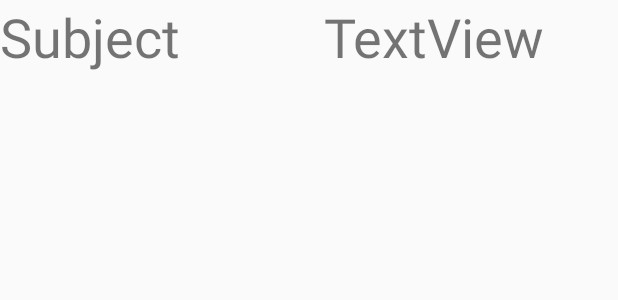
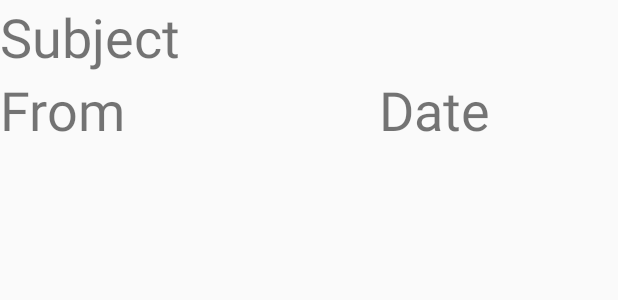
Before and after one commit to walkerwyl/email, an Android app: the layout list_item.xml on its own in the app's theme, with its tools: preview values and no code run, on a phone screen of 412 x 824 dp. Shown: the top 300 px of the screen. Run offline under Robolectric (Android 15) with nearby library versions, the phone set to English and light mode, and no system bars.

Commit message:
文本邮件展示界面完成

```diff
--- a/app/src/main/java/com/swufe/email/MainActivity.java
+++ b/app/src/main/java/com/swufe/email/MainActivity.java
@@ -10,6 +10,7 @@ import android.view.Menu;
 import com.google.android.material.floatingactionbutton.FloatingActionButton;
 import com.google.android.material.snackbar.Snackbar;
 import com.google.android.material.navigation.NavigationView;
+import com.swufe.email.ui.home.HomeFragment;
 
 import androidx.annotation.NonNull;
 import androidx.navigation.NavController;
@@ -55,6 +56,7 @@ public class MainActivity extends AppCompatActivity {
                 startActivity(writeEmailIntent);
             }
         });
+
 
 
         DrawerLayout drawer = findViewById(R.id.drawer_layout);
--- a/app/src/main/res/layout/list_item.xml
+++ b/app/src/main/res/layout/list_item.xml
@@ -4,26 +4,39 @@
     xmlns:tools="http://schemas.android.com/tools"
     android:layout_width="match_parent"
     android:layout_height="match_parent"
-    android:orientation="horizontal"
+    android:orientation="vertical"
     tools:context=".LoadActivity">
 
     <TextView
         android:id="@+id/text_subject"
-        android:layout_width="wrap_content"
+        android:layout_width="match_parent"
         android:layout_height="wrap_content"
-        android:layout_weight="2"
         android:text="Subject"
         android:textSize="36sp"
         />
 
-    <TextView
-        android:id="@+id/text_date"
-        android:layout_width="wrap_content"
-        android:layout_height="wrap_content"
-        android:layout_weight="1"
-        android:text="TextView"
-        android:textSize="36sp"
-        />
+    <LinearLayout
+        android:layout_width="match_parent"
+        android:layout_height="match_parent"
+        android:orientation="horizontal">
+
+        <TextView
+            android:id="@+id/text_from"
+            android:layout_width="wrap_content"
+            android:layout_height="wrap_content"
+            android:layout_weight="2"
+            android:text="From"
+            android:textSize="36sp" />
+
+        <TextView
+            android:id="@+id/text_date"
+            android:layout_width="wrap_content"
+            android:layout_height="wrap_content"
+            android:layout_weight="1"
+            android:text="Date"
+            android:textSize="36sp" />
+
+    </LinearLayout>
 
 
 </LinearLayout>
```
Also changed, not shown: app/src/main/AndroidManifest.xml (+4 -4 lines), app/src/main/java/com/swufe/email/LoadActivity.java (+4 -4 lines), app/src/main/java/com/swufe/email/data/GMTDate.java (added, +32 -0 lines), app/src/main/java/com/swufe/email/data/MyMessage.java (+13 -0 lines), app/src/main/java/com/swufe/email/ui/home/HomeAdapter.java (+7 -4 lines), app/src/main/java/com/swufe/email/ui/home/HomeFragment.java (+60 -2 lines).
